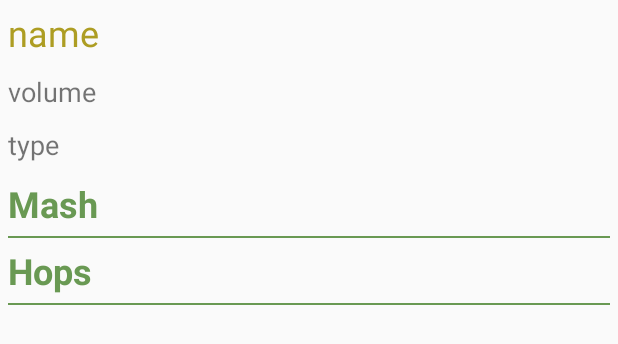
After one commit to jbledlow/cis651-project, an Android app: the layout recipe_viewer_fragment.xml on its own in the app's theme, with its tools: preview values and no code run, on a phone screen of 412 x 824 dp. The commit adds this screen. Shown: the top 344 px of the screen. Run offline under Robolectric (Android 15) with nearby library versions, the phone set to English and light mode, and no system bars.

Commit message:
Morning of 12/19/19

```diff
--- a/app/src/main/java/com/example/mainproject/RecipeCreatorActivity.java
+++ b/app/src/main/java/com/example/mainproject/RecipeCreatorActivity.java
@@ -127,7 +127,7 @@ public class RecipeCreatorActivity extends BaseActivity
             case R.id.save_recipe:
                 Recipe recipe = new Recipe();
                 recipe.name= nameView.getText().toString();
-                recipe.volume = nameView.getText().toString();
+                recipe.volume = volumeView.getText().toString();
                 recipe.type = typeView.getText().toString();
                 recipe.hops = hopList.toString();
                 recipe.mash = maltList.toString();
--- /dev/null
+++ b/app/src/main/res/layout/recipe_viewer_fragment.xml
@@ -0,0 +1,100 @@
+<?xml version="1.0" encoding="utf-8"?>
+<ScrollView
+    android:layout_width="match_parent"
+    android:layout_height="match_parent"
+    xmlns:android="http://schemas.android.com/apk/res/android"
+    xmlns:app="http://schemas.android.com/apk/res-auto"
+    xmlns:tools="http://schemas.android.com/tools">
+    <androidx.constraintlayout.widget.ConstraintLayout
+        android:layout_width="match_parent"
+        android:layout_height="match_parent"
+        tools:context=".RecipeCreatorActivity">
+
+        <LinearLayout
+            android:layout_width="match_parent"
+            android:layout_height="wrap_content"
+            android:id="@+id/general_recipe_info"
+            app:layout_constraintTop_toTopOf="parent"
+            android:orientation="vertical">
+            <TextView
+                android:layout_width="match_parent"
+                android:layout_height="wrap_content"
+                android:id="@+id/recipe_name"
+                android:text="name"
+                android:textSize="24sp"
+                android:layout_margin="5dp"
+                android:textColor="@color/darkYellow"
+                />
+            <TextView
+                android:layout_width="match_parent"
+                android:layout_height="wrap_content"
+                android:id="@+id/recipe_volume"
+                android:text="volume"
+                android:textSize="18sp"
+                android:layout_margin="5dp"
+                />
+            <TextView
+                android:layout_width="match_parent"
+                android:layout_height="wrap_content"
+                android:id="@+id/recipe_type"
+                android:text="type"
+                android:textSize="18sp"
+                android:layout_margin="5sp"
+                />
+
+        </LinearLayout>
+
+        <TextView
+            android:layout_width="wrap_content"
+            android:layout_height="wrap_content"
+            android:id="@+id/mash_heading"
+            android:text="@string/mash_heading"
+            android:textSize="24sp"
+            android:textColor="@color/textGreen"
+            android:textStyle="bold"
+            android:padding="5dp"
+            app:layout_constraintTop_toBottomOf="@id/general_recipe_info"
+            app:layout_constraintLeft_toLeftOf="parent"
+            />
+        <View style="@style/Divider"
+            app:layout_constraintTop_toBottomOf="@id/mash_heading"
+            android:layout_marginHorizontal="5dp"
+            android:id="@+id/mash_ul"
+            app:layout_constraintLeft_toLeftOf="parent"
+            />
+        <LinearLayout
+            android:layout_width="match_parent"
+            android:layout_height="wrap_content"
+            android:id="@+id/mash_recycler"
+            android:orientation="vertical"
+            app:layout_constraintTop_toBottomOf="@id/mash_ul"/>
+
+        <TextView
+            android:layout_width="wrap_content"
+            android:layout_height="wrap_content"
+            android:id="@+id/hop_heading"
+            android:text="@string/hop_heading"
+            android:textSize="24sp"
+            android:textColor="@color/textGreen"
+            android:textStyle="bold"
+            android:padding="5dp"
+            app:layout_constraintTop_toBottomOf="@id/mash_recycler"
+            app:layout_constraintLeft_toLeftOf="parent"
+            />
+        <View style="@style/Divider"
+            app:layout_constraintTop_toBottomOf="@id/hop_heading"
+            android:layout_marginHorizontal="5dp"
+            android:id="@+id/hop_ul"
+            app:layout_constraintLeft_toLeftOf="parent"
+            />
+        <LinearLayout
+            android:layout_width="match_parent"
+            android:layout_height="wrap_content"
+            android:id="@+id/hop_recycler"
+            android:orientation="vertical"
+            app:layout_constraintTop_toBottomOf="@id/hop_ul"
+            />
+
+
+    </androidx.constraintlayout.widget.ConstraintLayout>
+</ScrollView>
```
Also changed, not shown: app/src/main/java/com/example/mainproject/MyRecipeAdapter.java (+23 -3 lines), app/src/main/java/com/example/mainproject/MyRecipesActivity.java (+26 -1 lines), app/src/main/java/com/example/mainproject/RecipeDetailFragment.java (added, +85 -0 lines), app/src/main/java/com/example/mainproject/RecipeListFragment.java (+19 -2 lines).
